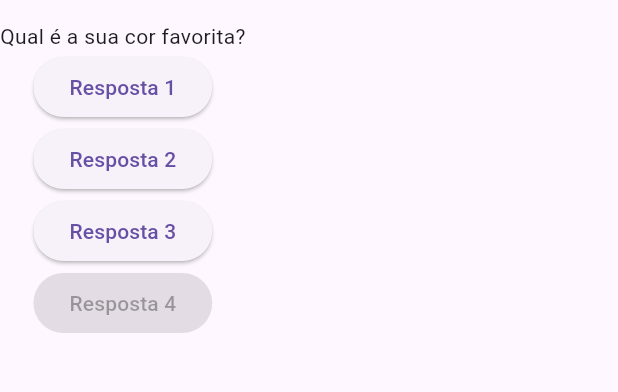
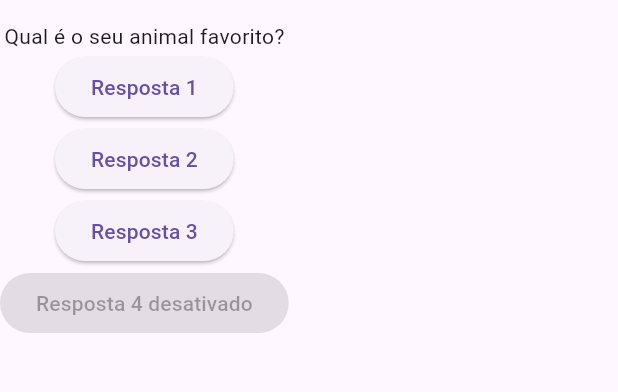
Before and after one commit to Anderlan-Nunes/perguntas, a Flutter app: the screen it shows after launch, after a tap on "Resposta 1", on a phone screen of 412 x 824 dp, the part 63-455 px from its top. Run offline on Flutter 3.47's test engine with Material 3 defaults, Android fonts, the phone set to English and light mode, and no system bars.

```diff
--- a/lib/main.dart
+++ b/lib/main.dart
@@ -4,11 +4,14 @@ void main() {
   runApp(const PerguntaApp());
 }
 
-class PerguntaApp extends StatelessWidget {
-  const PerguntaApp({super.key});
+class PerguntaAppState extends State<PerguntaApp> {
+  var perguntaSelecionada = 0;
 
   void responder() {
-    print('Pergunta respondida pelo metodo!');
+    setState(() {
+      perguntaSelecionada++;
+    });
+    print(perguntaSelecionada);
   }
 
   @override
@@ -17,15 +20,17 @@ class PerguntaApp extends StatelessWidget {
       'Qual é a sua cor favorita?',
       'Qual é o seu animal favorito?',
     ];
+
     return MaterialApp(
       debugShowCheckedModeBanner: false,
       home: Scaffold(
+        // container
         appBar: AppBar(
           title: const Text('Perguntas'),
         ),
         body: Column(
           children: [
-            Text(perguntas[0]),
+            Text(perguntas[perguntaSelecionada]),
             // isso é uma class um widiget(component) que eu chamo o construtor passando parametros para ela
             ElevatedButton(
               onPressed:
@@ -44,7 +49,7 @@ class PerguntaApp extends StatelessWidget {
             ),
             const ElevatedButton(
               onPressed: null,
-              child: Text('Resposta 4'),
+              child: Text('Resposta 4 desativado'),
             ),
           ],
         ),
@@ -53,6 +58,14 @@ class PerguntaApp extends StatelessWidget {
   }
 }
 
+class PerguntaApp extends StatefulWidget {
+  const PerguntaApp({super.key});
+
+  @override
+  PerguntaAppState createState() {
+    return PerguntaAppState();
+  }
+}
 /**
  * Sobre o "const", o Flutter pede para que você marque como "const" tudo que não é variável no seu código, desde variáveis até widgets inteiros. Basicamente é isso, como o widget da linha 4 não recebe nenhum parâmetro mutável, ele é constante, logo, o código pede a marcação "const" no início.
 
```
Also changed, not shown: lib/main2.dart (deleted, +0 -48 lines).
